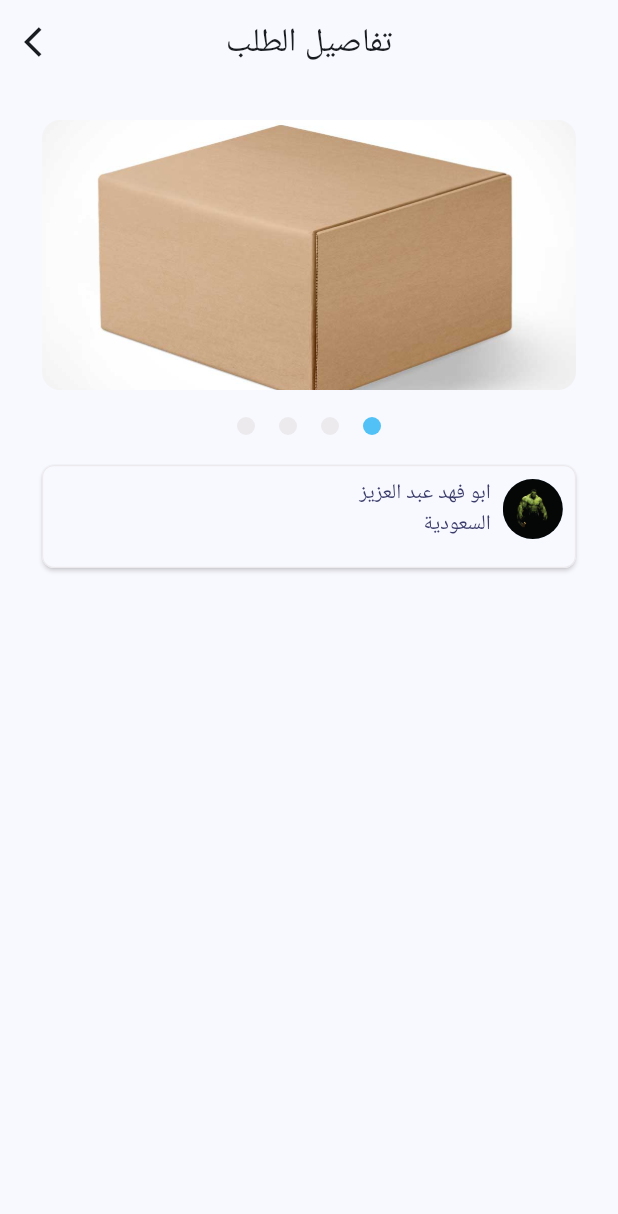
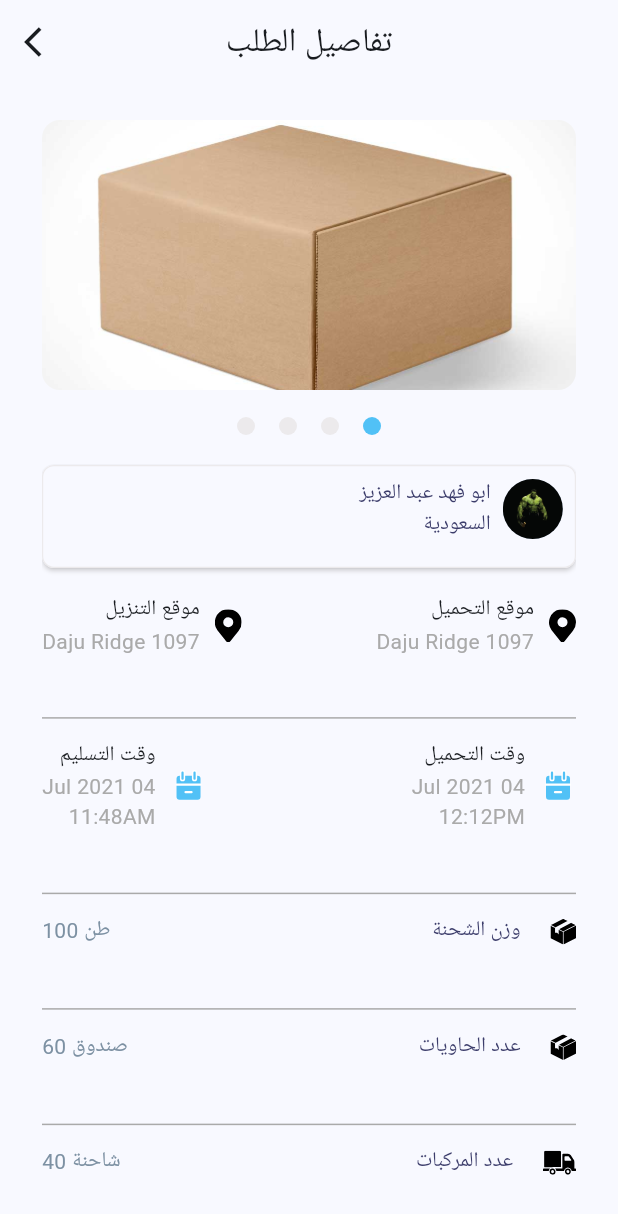
Before and after one commit to Kerolos163/alexTask, a Flutter app: the DescriptionView screen opened directly, on a phone screen of 412 x 824 dp. Shown: the top 1214 px of the screen. Run offline on Flutter 3.47's test engine with Material 2 defaults, Android fonts, the phone set to English and light mode, and no system bars; our stand-ins replace device_preview, flutter_bloc, flutter_svg.

Commit message:
work on description Screen

```diff
--- a/lib/core/manager/asser_manager.dart
+++ b/lib/core/manager/asser_manager.dart
@@ -6,4 +6,8 @@ abstract class AssetManager {
   static const String calendar = "asset/images/calendar.svg";
   static const String close = "asset/images/close.svg";
   static const String hulk = "asset/images/hulk.jpg";
+  static const String location = "asset/images/locationIcon.svg";
+  static const String blueCalendar = "asset/images/blueCalendar.svg";
+  static const String boxSVG = "asset/images/SvgBox.svg";
+  static const String truckSVG = "asset/images/truck.svg";
 }
--- a/lib/core/manager/color_manager.dart
+++ b/lib/core/manager/color_manager.dart
@@ -6,6 +6,7 @@ abstract class ColorManager {
   static const Color darkGray = Color(0xff555555);
 
   static const Color gray = Color(0xffAAAAAA);
+  static const Color gray2 = Color(0xff7D91A3);
   static const Color lightGray = Color(0xffECEAEC);
   static const Color white = Color(0xffFFFFFF);
 }
--- /dev/null
+++ b/lib/feature/Description/presenation/view/widget/calendar_widget.dart
@@ -0,0 +1,31 @@
+import 'package:alextask/core/manager/asser_manager.dart';
+import 'package:alextask/core/manager/color_manager.dart';
+import 'package:flutter/material.dart';
+import 'package:flutter_svg/svg.dart';
+
+class CalendarWidget extends StatelessWidget {
+  const CalendarWidget(
+      {super.key, required this.title, required this.date, required this.time});
+  final String title;
+  final String date;
+  final String time;
+  @override
+  Widget build(BuildContext context) {
+    return Row(
+      children: [
+        SvgPicture.asset(AssetManager.blueCalendar),
+        const SizedBox(width: 10),
+        Column(
+          crossAxisAlignment: CrossAxisAlignment.start,
+          children: [
+            Text(title, style: const TextStyle(fontSize: 14)),
+            Text(date,
+                style: const TextStyle(fontSize: 14, color: ColorManager.gray)),
+            Text(time,
+                style: const TextStyle(fontSize: 14, color: ColorManager.gray))
+          ],
+        )
+      ],
+    );
+  }
+}
--- a/lib/feature/Description/presenation/view/widget/description_body.dart
+++ b/lib/feature/Description/presenation/view/widget/description_body.dart
@@ -1,5 +1,9 @@
 import 'package:alextask/core/manager/asser_manager.dart';
+import 'package:alextask/core/manager/color_manager.dart';
+import 'package:alextask/feature/Description/presenation/view/widget/from_to_location_widget.dart';
+import 'package:alextask/feature/Description/presenation/view/widget/from_to_time_widget.dart';
 import 'package:alextask/feature/Description/presenation/view/widget/indicators_widget.dart';
+import 'package:alextask/feature/Description/presenation/view/widget/info_row_item.dart';
 import 'package:alextask/feature/Description/presenation/view/widget/user_info.dart';
 import 'package:alextask/feature/Description/presenation/viewModel/Cubit/cubit.dart';
 import 'package:alextask/feature/Description/presenation/viewModel/Cubit/state.dart';
@@ -15,6 +19,7 @@ class DescriptionBody extends StatelessWidget {
       builder: (context, state) {
         return Padding(
           padding: const EdgeInsets.symmetric(vertical: 8, horizontal: 28),
+          child: SingleChildScrollView(
             child: Column(
               children: [
                 const SizedBox(height: 16),
@@ -23,7 +28,8 @@ class DescriptionBody extends StatelessWidget {
                   child: PageView.builder(
                     itemBuilder: (context, index) => ClipRRect(
                       borderRadius: BorderRadius.circular(12),
-                    child: Image.asset(AssetManager.box, fit: BoxFit.fitWidth),
+                      child:
+                          Image.asset(AssetManager.box, fit: BoxFit.fitWidth),
                     ),
                     onPageChanged: (value) {
                       DescriptionCubit.get(context)
@@ -37,11 +43,64 @@ class DescriptionBody extends StatelessWidget {
                   currentIndex: DescriptionCubit.get(context).currentindex,
                 ),
                 const SizedBox(height: 12),
-              const UserInfo()
+                const UserInfo(),
+                const SizedBox(height: 18),
+                const FromToLocationWidget(
+                  title1: "موقع التحميل",
+                  txt1: "1097 Daju Ridge",
+                  title2: "موقع التنزيل",
+                  txt2: "1097 Daju Ridge",
+                ),
+                myDivider(),
+                const FromToTimeWidget(
+                  title1: "وقت التحميل",
+                  date1: "04 Jul 2021",
+                  time1: "12:12PM",
+                  title2: "وقت التسليم",
+                  date2: "04 Jul 2021",
+                  time2: "11:48AM",
+                ),
+                myDivider(),
+                const InfoRowItem(
+                  txt1: "وزن الشحنة",
+                  txt2: "100 طن",
+                  img: AssetManager.boxSVG,
+                ),
+                myDivider(),
+                const InfoRowItem(
+                  txt1: "عدد الحاويات ",
+                  txt2: "60 صندوق",
+                  img: AssetManager.boxSVG,
+                ),
+                myDivider(),
+                const InfoRowItem(
+                  txt1: "عدد المركبات ",
+                  txt2: "40 شاحنة",
+                  img: AssetManager.truckSVG,
+                ),
+                myDivider(),
+                const InfoRowItem(
+                  txt1: "نوع المركبات",
+                  txt2: "دينا - دينا بطحاء",
+                  img: AssetManager.truckSVG,
+                ),
+                myDivider(),
+                const Text(
+                  "اريد توصيل شحنة خشب الي ميناء جدة  وزن الشحنة 100 طن …",
+                  style: TextStyle(color: ColorManager.gray2, fontSize: 14),
+                )
               ],
+            ),
           ),
         );
       },
     );
   }
+
+  myDivider() {
+    return const Padding(
+      padding: EdgeInsets.only(top: 26),
+      child: Divider(height: 30, color: ColorManager.gray),
+    );
   }
+}
--- /dev/null
+++ b/lib/feature/Description/presenation/view/widget/from_to_location_widget.dart
@@ -0,0 +1,34 @@
+import 'package:alextask/feature/Description/presenation/view/widget/location_widget.dart';
+import 'package:flutter/material.dart';
+
+class FromToLocationWidget extends StatelessWidget {
+  const FromToLocationWidget({
+    super.key,
+    required this.title1,
+    required this.txt1,
+    required this.title2,
+    required this.txt2,
+  });
+  final String title1;
+  final String txt1;
+
+  final String title2;
+  final String txt2;
+
+  @override
+  Widget build(BuildContext context) {
+    return Row(
+      mainAxisAlignment: MainAxisAlignment.spaceBetween,
+      children: [
+        LocationWidget(
+          title: title1,
+          txt: txt1,
+        ),
+        LocationWidget(
+          title: title2,
+          txt: txt2,
+        ),
+      ],
+    );
+  }
+}
--- /dev/null
+++ b/lib/feature/Description/presenation/view/widget/from_to_time_widget.dart
@@ -0,0 +1,39 @@
+import 'package:alextask/feature/Description/presenation/view/widget/calendar_widget.dart';
+import 'package:flutter/material.dart';
+
+class FromToTimeWidget extends StatelessWidget {
+  const FromToTimeWidget({
+    super.key,
+    required this.title1,
+    required this.date1,
+    required this.time1,
+    required this.title2,
+    required this.date2,
+    required this.time2,
+  });
+  final String title1;
+  final String date1;
+  final String time1;
+  final String title2;
+  final String date2;
+  final String time2;
+
+  @override
+  Widget build(BuildContext context) {
+    return Row(
+      mainAxisAlignment: MainAxisAlignment.spaceBetween,
+      children: [
+        CalendarWidget(
+          title: title1,
+          date: date1,
+          time: time1,
+        ),
+        CalendarWidget(
+          title: title2,
+          date: date2,
+          time: time2,
+        ),
+      ],
+    );
+  }
+}
--- /dev/null
+++ b/lib/feature/Description/presenation/view/widget/info_row_item.dart
@@ -0,0 +1,30 @@
+import 'package:alextask/core/manager/color_manager.dart';
+import 'package:flutter/material.dart';
+import 'package:flutter_svg/svg.dart';
+
+class InfoRowItem extends StatelessWidget {
+  const InfoRowItem(
+      {super.key, required this.txt1, required this.txt2, required this.img});
+  final String img;
+  final String txt1;
+  final String txt2;
+  @override
+  Widget build(BuildContext context) {
+    return Row(
+      children: [
+        SvgPicture.asset(img),
+        const SizedBox(width: 20),
+        Text(
+          txt1,
+          style: const TextStyle(color: ColorManager.darkBlue, fontSize: 14),
+        ),
+        const Spacer(),
+        Text(
+          txt2,
+          style: const TextStyle(color: ColorManager.gray2, fontSize: 14),
+          textDirection: TextDirection.ltr,
+        ),
+      ],
+    );
+  }
+}
--- /dev/null
+++ b/lib/feature/Description/presenation/view/widget/location_widget.dart
@@ -0,0 +1,27 @@
+import 'package:alextask/core/manager/asser_manager.dart';
+import 'package:alextask/core/manager/color_manager.dart';
+import 'package:flutter/material.dart';
+import 'package:flutter_svg/svg.dart';
+
+class LocationWidget extends StatelessWidget {
+  const LocationWidget({super.key, required this.title, required this.txt});
+  final String title;
+  final String txt;
+  @override
+  Widget build(BuildContext context) {
+    return Row(
+      children: [
+        SvgPicture.asset(AssetManager.location),
+        const SizedBox(width: 10),
+        Column(
+          crossAxisAlignment: CrossAxisAlignment.start,
+          children: [
+            Text(title, style: const TextStyle(fontSize: 14)),
+            Text(txt,
+                style: const TextStyle(fontSize: 14, color: ColorManager.gray))
+          ],
+        )
+      ],
+    );
+  }
+}
```
Also changed, not shown: asset/images/SvgBox.svg (added), asset/images/blueCalendar.svg (added), asset/images/locationIcon.svg (added), asset/images/truck.svg (added). Lines whose indentation alone changed are shown as unchanged.
